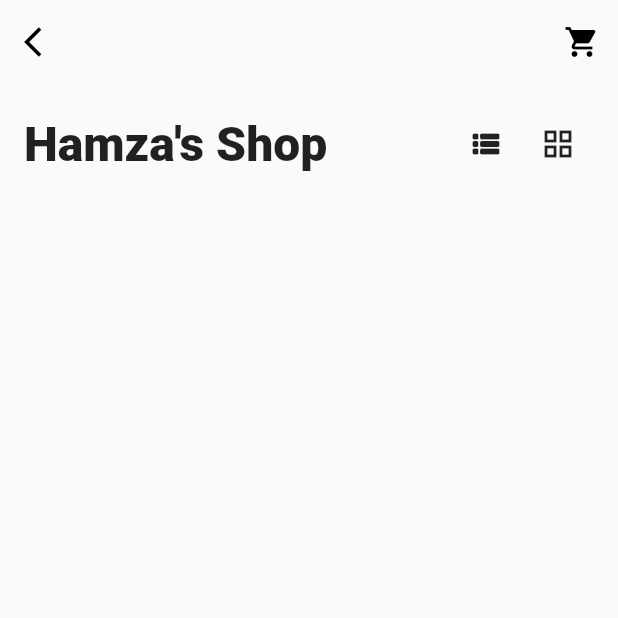
After one commit to hamzaharrayhan/ylabstutorial, a Flutter app: the screen it shows after launch, after a tap on the "view list" icon, on a phone screen of 412 x 824 dp, the top half of it. The commit adds this screen. Run offline on Flutter 3.47's test engine with Material 2 defaults, Android fonts, the phone set to English and light mode, and no system bars; our stand-ins replace font_awesome_flutter, get; network calls fail; Roboto replaces fonts that are missing (avenir).

Commit message:
e-store page using getx, api

```diff
--- /dev/null
+++ b/lib/controllers/storecontroller.dart
@@ -0,0 +1,27 @@
+import 'package:get/state_manager.dart';
+import 'package:ylabstutorial/models/storemodel.dart';
+import 'package:ylabstutorial/services/remote_services.dart';
+
+class StoreController extends GetxController {
+  // ignore: deprecated_member_use
+  var productList = List<StoreProduct>().obs;
+  var isLoading = true.obs;
+
+  @override
+  void onInit() {
+    fetchStoreProduct();
+    super.onInit();
+  }
+
+  void fetchStoreProduct() async {
+    try {
+      isLoading(true);
+      var products = await RemoteServices.fetchStoreProducts();
+      products != null
+          ? productList.value = products
+          : productList.value = products;
+    } finally {
+      isLoading(false);
+    }
+  }
+}
--- a/lib/main.dart
+++ b/lib/main.dart
@@ -5,10 +5,11 @@ import 'package:http/http.dart' as http;
 import 'dart:convert';
 
 import 'package:ylabstutorial/views/shoppingPage.dart';
+import 'package:ylabstutorial/views/storepage.dart';
 
-void main() => runApp(MaterialApp(
+void main() => runApp(GetMaterialApp(
       title: "Weather App",
-      home: Home(),
+      home: StorePage(),
     ));
 
 class Home extends StatefulWidget {
--- /dev/null
+++ b/lib/models/storemodel.dart
@@ -0,0 +1,141 @@
+// To parse this JSON data, do
+//
+//     final storeProduct = storeProductFromJson(jsonString);
+
+import 'dart:convert';
+
+List<StoreProduct> storeProductFromJson(String str) => List<StoreProduct>.from(
+    json.decode(str).map((x) => StoreProduct.fromJson(x)));
+
+String storeProductToJson(List<StoreProduct> data) =>
+    json.encode(List<dynamic>.from(data.map((x) => x.toJson())));
+
+class StoreProduct {
+  StoreProduct({
+    this.id,
+    this.brand,
+    this.name,
+    this.price,
+    this.priceSign,
+    this.currency,
+    this.imageLink,
+    this.productLink,
+    this.websiteLink,
+    this.description,
+    this.rating,
+    this.category,
+    this.productType,
+    this.tagList,
+    this.createdAt,
+    this.updatedAt,
+    this.productApiUrl,
+    this.apiFeaturedImage,
+    this.productColors,
+  });
+
+  int id;
+  Brand brand;
+  String name;
+  String price;
+  dynamic priceSign;
+  dynamic currency;
+  String imageLink;
+  String productLink;
+  String websiteLink;
+  String description;
+  double rating;
+  String category;
+  String productType;
+  List<dynamic> tagList;
+  DateTime createdAt;
+  DateTime updatedAt;
+  String productApiUrl;
+  String apiFeaturedImage;
+  List<ProductColor> productColors;
+
+  factory StoreProduct.fromJson(Map<String, dynamic> json) => StoreProduct(
+        id: json["id"],
+        brand: brandValues.map[json["brand"]],
+        name: json["name"],
+        price: json["price"],
+        priceSign: json["price_sign"],
+        currency: json["currency"],
+        imageLink: json["image_link"],
+        productLink: json["product_link"],
+        websiteLink: json["website_link"],
+        description: json["description"],
+        rating: json["rating"] == null ? null : json["rating"].toDouble(),
+        category: json["category"] == null ? null : json["category"],
+        productType: json["product_type"],
+        tagList: List<dynamic>.from(json["tag_list"].map((x) => x)),
+        createdAt: DateTime.parse(json["created_at"]),
+        updatedAt: DateTime.parse(json["updated_at"]),
+        productApiUrl: json["product_api_url"],
+        apiFeaturedImage: json["api_featured_image"],
+        productColors: List<ProductColor>.from(
+            json["product_colors"].map((x) => ProductColor.fromJson(x))),
+      );
+
+  get isFavorite => null;
+
+  Map<String, dynamic> toJson() => {
+        "id": id,
+        "brand": brandValues.reverse[brand],
+        "name": name,
+        "price": price,
+        "price_sign": priceSign,
+        "currency": currency,
+        "image_link": imageLink,
+        "product_link": productLink,
+        "website_link": websiteLink,
+        "description": description,
+        "rating": rating == null ? null : rating,
+        "category": category == null ? null : category,
+        "product_type": productType,
+        "tag_list": List<dynamic>.from(tagList.map((x) => x)),
+        "created_at": createdAt.toIso8601String(),
+        "updated_at": updatedAt.toIso8601String(),
+        "product_api_url": productApiUrl,
+        "api_featured_image": apiFeaturedImage,
+        "product_colors":
+            List<dynamic>.from(productColors.map((x) => x.toJson())),
+      };
+}
+
+enum Brand { MAYBELLINE }
+
+final brandValues = EnumValues({"maybelline": Brand.MAYBELLINE});
+
+class ProductColor {
+  ProductColor({
+    this.hexValue,
+    this.colourName,
+  });
+
+  String hexValue;
+  String colourName;
+
+  factory ProductColor.fromJson(Map<String, dynamic> json) => ProductColor(
+        hexValue: json["hex_value"],
+        colourName: json["colour_name"] == null ? null : json["colour_name"],
+      );
+
+  Map<String, dynamic> toJson() => {
+        "hex_value": hexValue,
+        "colour_name": colourName == null ? null : colourName,
+      };
+}
+
+class EnumValues<T> {
+  Map<String, T> map;
+  Map<T, String> reverseMap;
+
+  EnumValues(this.map);
+
+  Map<T, String> get reverse {
+    if (reverseMap == null) {
+      reverseMap = map.map((k, v) => new MapEntry(v, k));
+    }
+    return reverseMap;
+  }
+}
--- /dev/null
+++ b/lib/services/remote_services.dart
@@ -0,0 +1,18 @@
+import 'package:http/http.dart' as http;
+import 'package:ylabstutorial/models/storemodel.dart';
+
+class RemoteServices {
+  static var client = http.Client();
+
+  static Future<List<StoreProduct>> fetchStoreProducts() async {
+    var url = Uri.parse(
+        "http://makeup-api.herokuapp.com/api/v1/products.json?brand=maybelline");
+    var response = await client.get(url);
+    if (response.statusCode == 200) {
+      var jsonString = storeProductFromJson(response.body);
+      return jsonString;
+    } else {
+      return null;
+    }
+  }
+}
--- /dev/null
+++ b/lib/views/storepage.dart
@@ -0,0 +1,65 @@
+import 'package:flutter/material.dart';
+import 'package:flutter_staggered_grid_view/flutter_staggered_grid_view.dart';
+import 'package:get/get.dart';
+import 'package:ylabstutorial/controllers/storecontroller.dart';
+import 'package:ylabstutorial/views/shoppingPage.dart';
+import 'package:ylabstutorial/views/storeproduct_tile.dart';
+
+class StorePage extends StatelessWidget {
+  final StoreController storeController = Get.put(StoreController());
+  @override
+  Widget build(BuildContext context) {
+    return Scaffold(
+        appBar: AppBar(
+          backgroundColor: Colors.transparent,
+          elevation: 0,
+          leading: IconButton(
+            icon: Icon(Icons.arrow_back_ios),
+            color: Colors.black,
+            onPressed: () => Get.to(ShoppingPage()),
+          ),
+          actions: [
+            IconButton(
+              onPressed: () {},
+              icon: Icon(Icons.shopping_cart),
+              color: Colors.black,
+            )
+          ],
+        ),
+        body: Column(children: [
+          Padding(
+            padding: EdgeInsets.all(16),
+            child: Row(
+              children: [
+                Expanded(
+                    child: Text('Hamza\'s Shop',
+                        style: TextStyle(
+                            fontFamily: 'avenir',
+                            fontSize: 32,
+                            fontWeight: FontWeight.w900))),
+                IconButton(
+                    onPressed: () {}, icon: Icon(Icons.view_list_rounded)),
+                IconButton(onPressed: () {}, icon: Icon(Icons.grid_view))
+              ],
+            ),
+          ),
+          Expanded(child: Obx(() {
+            if (storeController.isLoading.value) {
+              return Center(child: CircularProgressIndicator());
+            } else {
+              return StaggeredGridView.countBuilder(
+                  crossAxisCount: 2,
+                  itemCount: storeController.productList.length,
+                  mainAxisSpacing: 16,
+                  crossAxisSpacing: 16,
+                  itemBuilder: (context, index) {
+                    return StoreProductTile(storeController.productList[index]);
+                  },
+                  staggeredTileBuilder: (int index) {
+                    return StaggeredTile.fit(1);
+                  });
+            }
+          })),
+        ]));
+  }
+}
--- a/pubspec.yaml
+++ b/pubspec.yaml
@@ -26,6 +26,7 @@ dependencies:
   font_awesome_flutter: ^9.1.0
   http: ^0.13.3
   get: ^4.3.8
+  flutter_staggered_grid_view: ^0.4.0
 
   # The following adds the Cupertino Icons font to your application.
   # Use with the CupertinoIcons class for iOS style icons.
```
Also changed, not shown: lib/views/shoppingPage.dart (+17 -0 lines), lib/views/storeproduct_tile.dart (added, +87 -0 lines), pubspec.lock.
